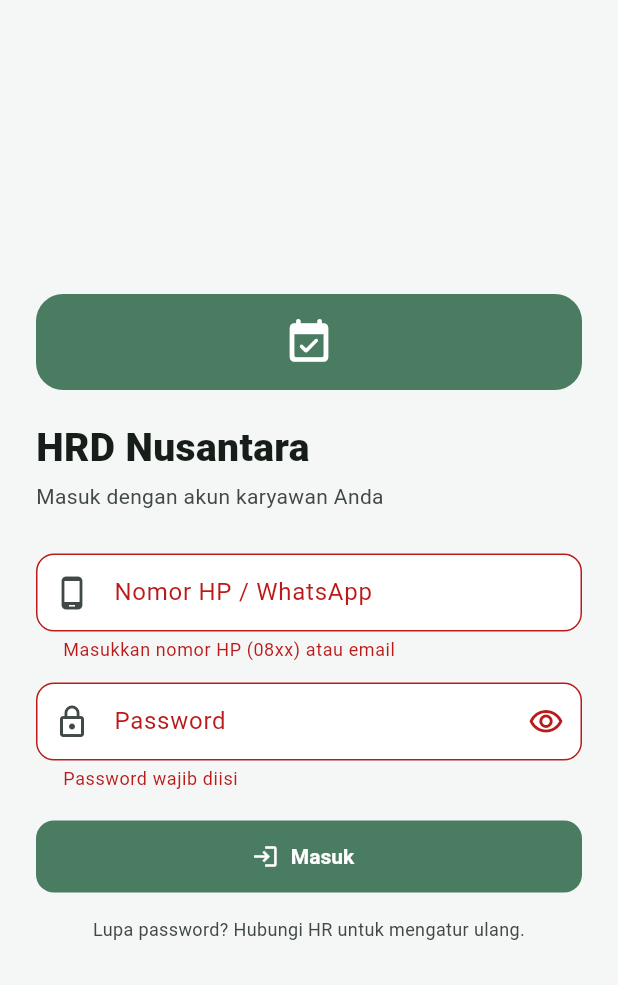
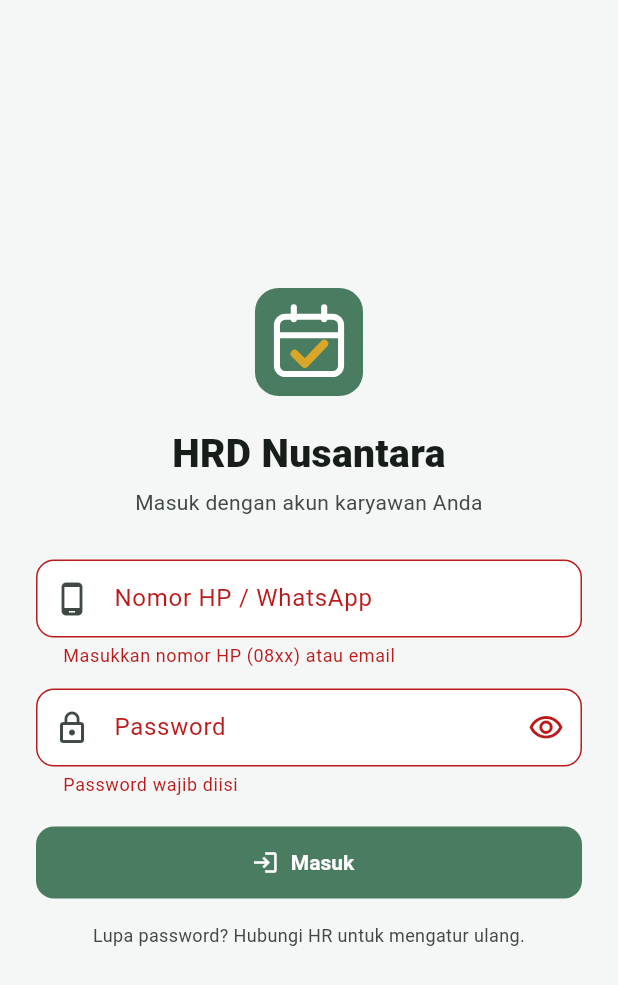
Before and after one commit to candradigitalindo/hrd-nusantara, a Flutter app: the screen it shows after launch, after a tap on "Masuk", on a phone screen of 412 x 824 dp. Shown: the top 985 px of the screen. Run offline on Flutter 3.47's test engine with Material 3 defaults, Android fonts, the phone set to English and light mode, and no system bars; our stand-ins replace camera, dio, firebase_core, firebase_messaging, flutter_local_notifications, flutter_riverpod and 4 more; missing offline and left inert: mobile_scanner; accounts and stored records are empty.

Commit message:
Lambang merek di layar login mobile, dan persiapan rilis iOS
Login mobile:
- Logo login sebelumnya ikon kalender Material di dalam Container yang ikut
  melebar selebar kolom (CrossAxisAlignment.stretch), jadi tampil sebagai
  pita hijau. Kini LambangAplikasi menggambar lambang merek (kalender putih,
  centang emas) dari koordinat yang sama dengan merek/buat-ikon.mjs,
  dipusatkan bersama judulnya seperti login web. Tes memastikan lambang
  72x72 dan di tengah.

iOS:
- Ikon AppIcon kini tanpa kanal alfa (flatten + removeAlpha di buat-ikon.mjs):
  App Store menolak ikon 1024 yang RGBA (ITMS-90717). Ikon web/Android tidak
  berubah.
- Info.plist: ITSAppUsesNonExemptEncryption=false (hanya HTTPS standar),
  supaya build tidak tertahan pertanyaan kepatuhan ekspor.
- TARGETED_DEVICE_FAMILY=1 (iPhone saja; di iPad tetap jalan dalam mode
  kompatibel) — review tidak meminta tangkapan layar iPad.
- .github/workflows/rilis-ios.yml: runner macOS. Push ke main yang
  menyentuh mobile/ membangun tanpa tanda tangan (cek kompilasi); dijalankan
  manual dengan "unggah" untuk archive + unggah ke App Store Connect lewat
  kunci API (signing otomatis). Nama versi iOS x.y.z dari pubspec, nomor build
  menit sejak epoch seperti Android. Butuh akun Apple Developer + secrets;
  langkahnya di mobile/README.md.

Co-Authored-By: Claude Opus 5.5 <noreply@anthropic.com>

```diff
--- /dev/null
+++ b/mobile/lib/core/widget/lambang.dart
@@ -0,0 +1,53 @@
+import 'package:flutter/material.dart';
+
+import '../tema.dart';
+
+/// Lambang aplikasi: kalender dengan centang — bentuk yang sama dengan ikon
+/// peluncur, favicon, dan komponen Logo di web.
+///
+/// Digambar langsung dari koordinat 64×64 di `merek/buat-ikon.mjs` supaya
+/// tetap tajam di ukuran berapa pun tanpa berkas gambar. Kalau bentuk di sana
+/// diubah, sesuaikan juga di sini. Warnanya dipatok, tidak mengikuti tema.
+class LambangAplikasi extends StatelessWidget {
+  const LambangAplikasi({super.key, this.ukuran = 64});
+
+  final double ukuran;
+
+  @override
+  Widget build(BuildContext context) => SizedBox.square(dimension: ukuran, child: const CustomPaint(painter: _PelukisLambang()));
+}
+
+class _PelukisLambang extends CustomPainter {
+  const _PelukisLambang();
+
+  @override
+  void paint(Canvas canvas, Size size) {
+    canvas.scale(size.shortestSide / 64);
+    canvas.drawRRect(RRect.fromLTRBR(0, 0, 64, 64, const Radius.circular(14)), Paint()..color = warnaUtama);
+
+    final garis = Paint()
+      ..style = PaintingStyle.stroke
+      ..strokeCap = StrokeCap.round
+      ..strokeJoin = StrokeJoin.round
+      ..color = Colors.white
+      ..strokeWidth = 3.6;
+    canvas.drawRRect(RRect.fromLTRBR(13, 17, 51, 51, const Radius.circular(5)), garis);
+    canvas.drawLine(const Offset(23, 11.5), const Offset(23, 18.5), garis);
+    canvas.drawLine(const Offset(41, 11.5), const Offset(41, 18.5), garis);
+    canvas.drawLine(const Offset(13, 28), const Offset(51, 28), garis);
+
+    final centang = Path()
+      ..moveTo(23.5, 39)
+      ..lineTo(29.5, 45)
+      ..lineTo(41, 33);
+    canvas.drawPath(
+      centang,
+      garis
+        ..color = warnaSekunder
+        ..strokeWidth = 4.8,
+    );
+  }
+
+  @override
+  bool shouldRepaint(_PelukisLambang oldDelegate) => false;
+}
--- a/mobile/lib/fitur/auth/layar_login.dart
+++ b/mobile/lib/fitur/auth/layar_login.dart
@@ -3,6 +3,7 @@ import 'package:flutter_riverpod/flutter_riverpod.dart';
 
 import '../../core/api/galat_api.dart';
 import '../../core/konfigurasi.dart';
+import '../../core/widget/lambang.dart';
 import '../../core/widget/widget_umum.dart';
 import 'sesi_provider.dart';
 
@@ -62,17 +63,12 @@ class _LayarLoginState extends ConsumerState<LayarLogin> {
                   child: Column(
                     crossAxisAlignment: CrossAxisAlignment.stretch,
                     children: [
-                      Container(
-                        width: 64,
-                        height: 64,
-                        alignment: Alignment.center,
-                        decoration: BoxDecoration(color: skema.primary, borderRadius: BorderRadius.circular(18)),
-                        child: const Icon(Icons.event_available_rounded, color: Colors.white, size: 34),
-                      ),
+                      // Center: kolom ini stretch, tanpa pembungkus lambangnya ikut melebar selebar form.
+                      const Center(child: LambangAplikasi(ukuran: 72)),
                       const SizedBox(height: 20),
-                      Text(namaAplikasi, style: const TextStyle(fontSize: 26, fontWeight: FontWeight.w800)),
+                      Text(namaAplikasi, textAlign: TextAlign.center, style: const TextStyle(fontSize: 26, fontWeight: FontWeight.w800)),
                       const SizedBox(height: 4),
-                      Text('Masuk dengan akun karyawan Anda', style: TextStyle(color: skema.onSurfaceVariant)),
+                      Text('Masuk dengan akun karyawan Anda', textAlign: TextAlign.center, style: TextStyle(color: skema.onSurfaceVariant)),
                       const SizedBox(height: 28),
                       TextFormField(
                         controller: _username,
```
Also changed, not shown: 20 other files.
